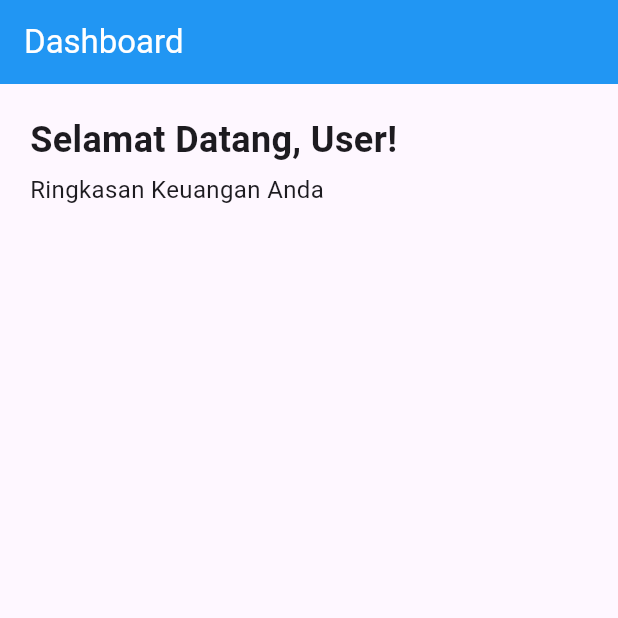
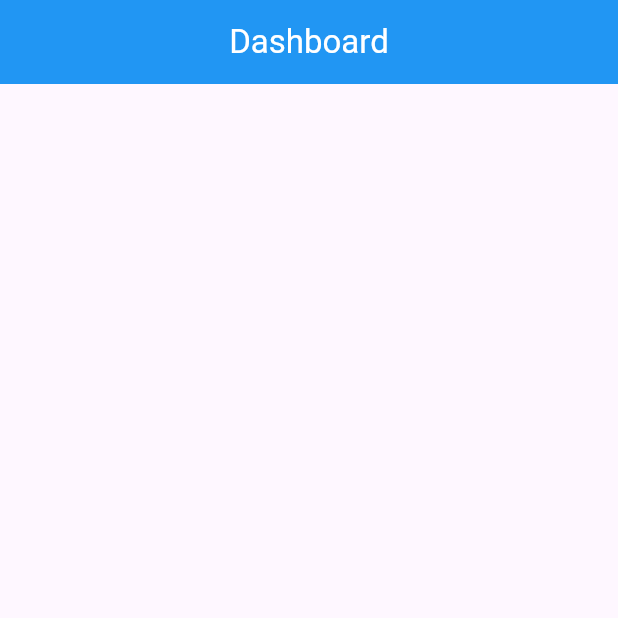
Before and after one commit to BungaDOR/Project-Aplikasi-Berbasis-Web-Pencatatan-Keuangan, a Flutter app: the screen it shows after launch, on a phone screen of 412 x 824 dp, the top half of it. Run offline on Flutter 3.47's test engine with Material 3 defaults, Android fonts, the phone set to English and light mode, and no system bars.

Commit message:
dashboard center

```diff
--- a/lib/dashboard/dashboard.dart
+++ b/lib/dashboard/dashboard.dart
@@ -1,45 +1,18 @@
 import 'package:flutter/material.dart';
 
-class Dashboard extends StatelessWidget {
-  const Dashboard({super.key});
+class DashboardScreen extends StatelessWidget {
+  const DashboardScreen({super.key});
 
   @override
   Widget build(BuildContext context) {
     return Scaffold(
       appBar: AppBar(
-        title: Text('Dashboard'),
         backgroundColor: Colors.blue,
-        foregroundColor: Colors.white,
+        title: const Text(
+          'Dashboard',
+          style: TextStyle(color: Colors.white),
         ),
-
-      body: Padding(
-        padding:  EdgeInsets.all(20),
-        child: Column(
-          crossAxisAlignment: CrossAxisAlignment.start,
-          children: [
-            Text(
-              'Selamat Datang, User!',
-              style: TextStyle(
-                fontSize: 24,
-                fontWeight: FontWeight.bold,
-              ),
-            ),
-            SizedBox(height: 5),
-            Text(
-              'Ringkasan Keuangan Anda',
-              style: TextStyle(
-                fontSize: 16,
-              ),
-            ),
-            Padding(padding:  EdgeInsets.all(20),
-            child: Stack(
-              children: [
-
-              ],
-            ),
-            ),
-          ],
-        ),
+        centerTitle: true,
       ),
     );
   }
--- a/lib/main.dart
+++ b/lib/main.dart
@@ -1,5 +1,5 @@
 import 'package:flutter/material.dart';
-import 'package:project_akhir_uas/dashboard/dashboard.dart';
+import 'dashboard/dashboard.dart';
 
 void main() {
   runApp(const MyApp());
@@ -10,8 +10,9 @@ class MyApp extends StatelessWidget {
 
   @override
   Widget build(BuildContext context) {
-    return MaterialApp(
-      home: Dashboard(),
+    return const MaterialApp(
+      debugShowCheckedModeBanner: false,
+      home: DashboardScreen(),
     );
   }
 }
```
